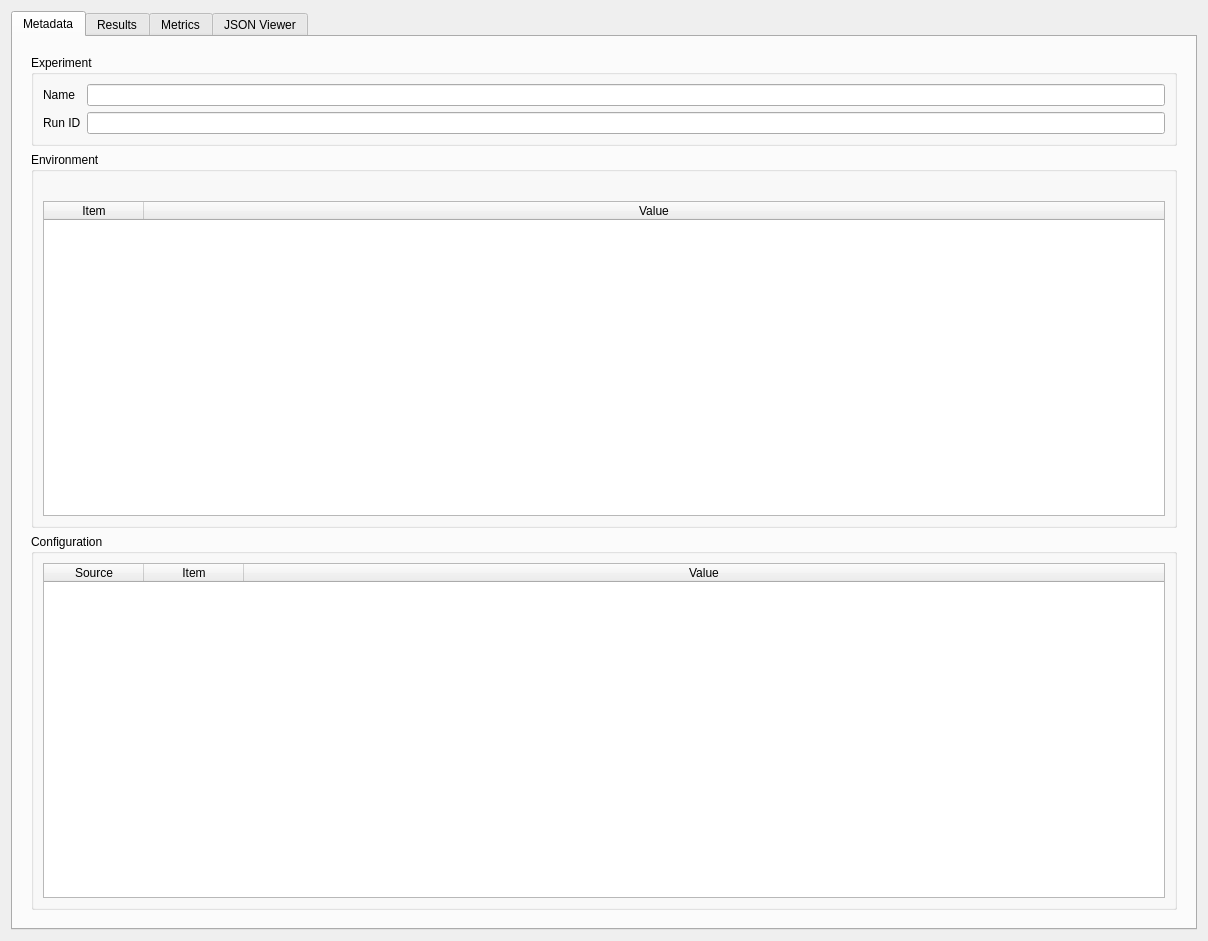
Qt form chia_tools/ui/json_result_viewer.ui (cabrust/chia-tools) before a commit.
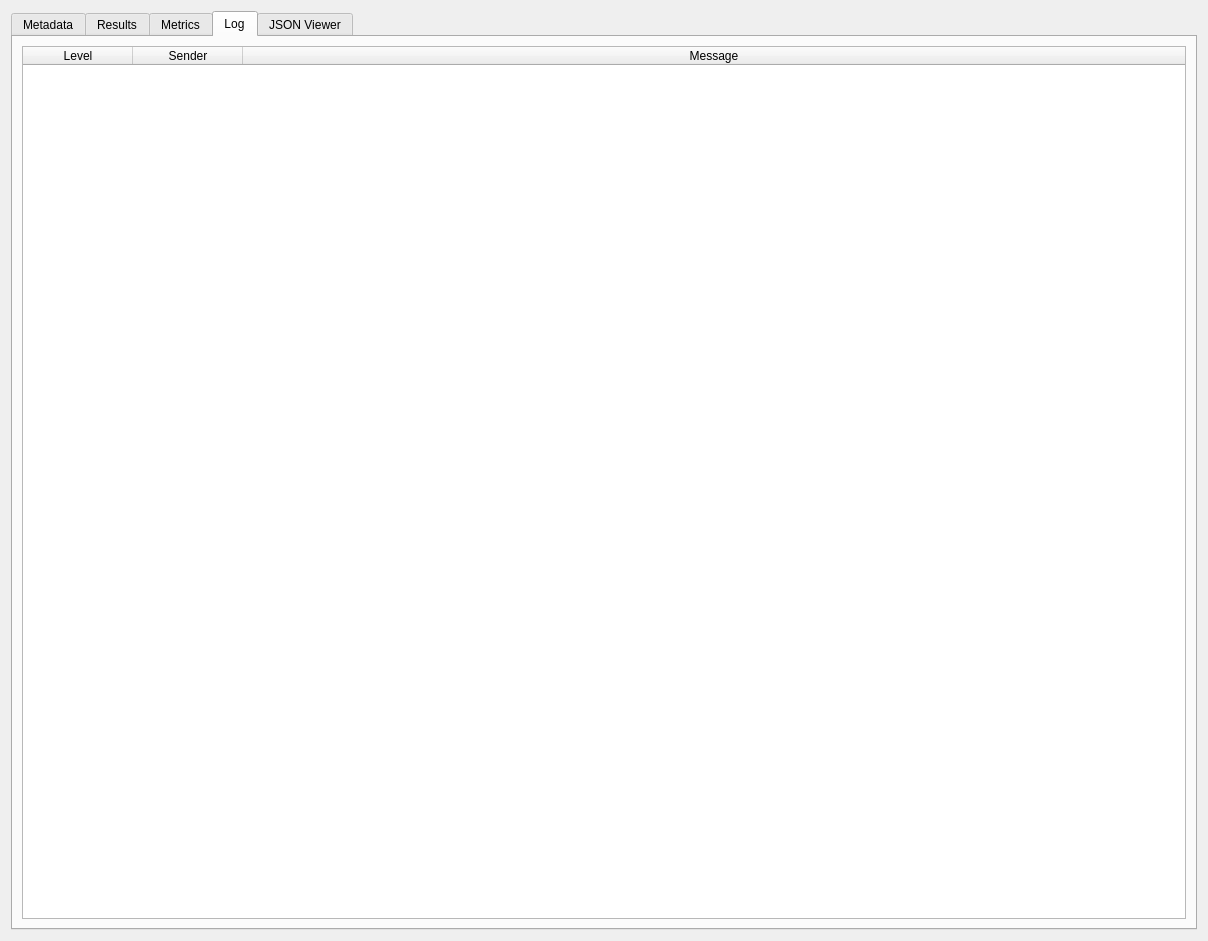
The same form after that commit.

Commit message: Fix crashes when selecting non-scalar results or metrics

Patch:
```diff
--- a/chia_tools/ui/json_result_viewer.ui
+++ b/chia_tools/ui/json_result_viewer.ui
@@ -29,7 +29,7 @@
       </size>
      </property>
      <property name="currentIndex">
-      <number>0</number>
+      <number>3</number>
      </property>
      <widget class="QWidget" name="tab_info">
       <attribute name="title">
@@ -477,6 +477,44 @@
        </item>
       </layout>
      </widget>
+     <widget class="QWidget" name="tab_log">
+      <attribute name="title">
+       <string>Log</string>
+      </attribute>
+      <layout class="QVBoxLayout" name="verticalLayout_8">
+       <item>
+        <widget class="QTableWidget" name="table_log">
+         <property name="editTriggers">
+          <set>QAbstractItemView::NoEditTriggers</set>
+         </property>
+         <property name="selectionBehavior">
+          <enum>QAbstractItemView::SelectRows</enum>
+         </property>
+         <attribute name="horizontalHeaderDefaultSectionSize">
+          <number>110</number>
+         </attribute>
+         <attribute name="horizontalHeaderStretchLastSection">
+          <bool>true</bool>
+         </attribute>
+         <column>
+          <property name="text">
+           <string>Level</string>
+          </property>
+         </column>
+         <column>
+          <property name="text">
+           <string>Sender</string>
+          </property>
+         </column>
+         <column>
+          <property name="text">
+           <string>Message</string>
+          </property>
+         </column>
+        </widget>
+       </item>
+      </layout>
+     </widget>
      <widget class="QWidget" name="tab_json_viwer">
       <attribute name="title">
        <string>JSON Viewer</string>
```
The commit also changes 1 other file.
